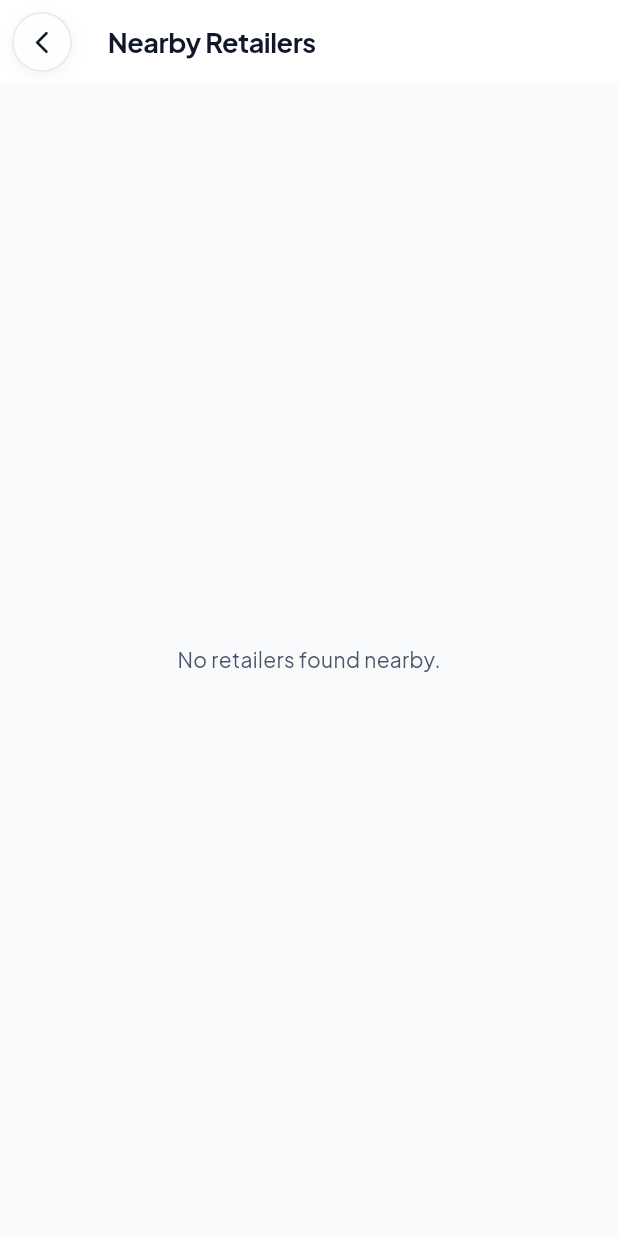
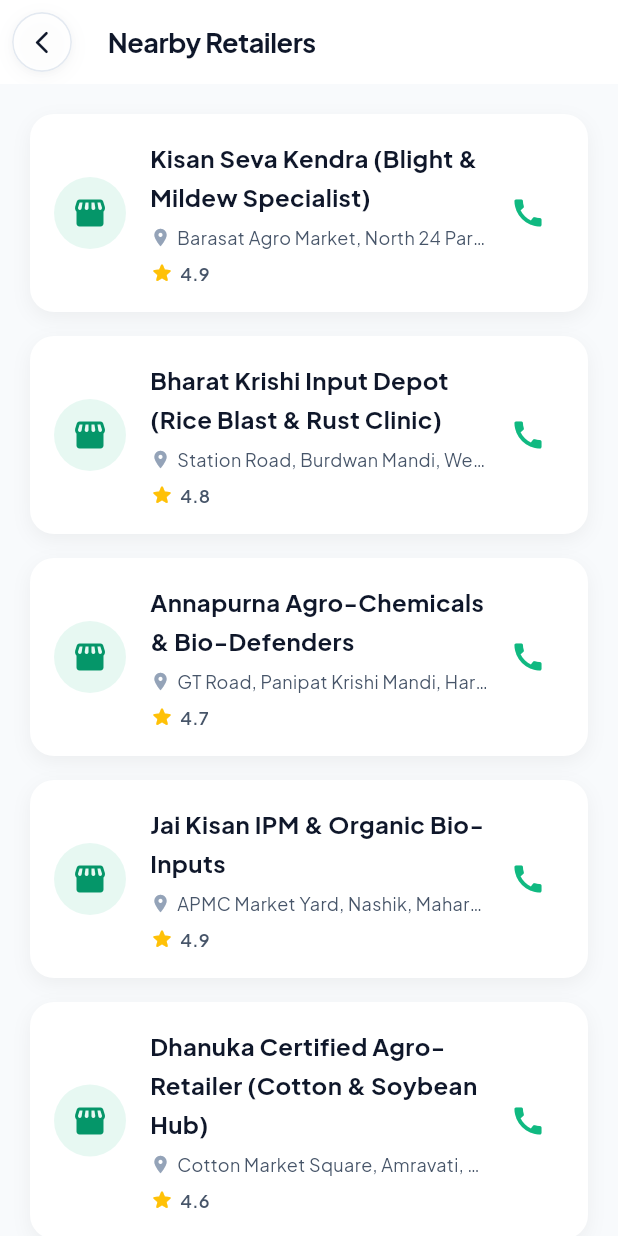
Before and after one commit to Debraj1001/Phytolense, a Flutter app: the RetailerDirectoryScreen screen opened directly, on a phone screen of 412 x 824 dp. Run offline on Flutter 3.47's test engine with Material 3 defaults, Android fonts, the phone set to English and light mode, and no system bars; our stand-ins replace app_links, cached_network_image, confetti, connectivity_plus, firebase_core, firebase_messaging and 18 more; missing offline and left inert: flutter_dynamic_icon_plus, llama_flutter_android, razorpay_flutter, tflite_flutter; accounts and stored records are empty.

Commit message:
Add disease-specialized mock retailers and 10km community radar seeds

```diff
--- a/phytolens/lib/screens/business/retailer_directory_screen.dart
+++ b/phytolens/lib/screens/business/retailer_directory_screen.dart
@@ -28,16 +28,62 @@
     _fetchRetailers();
   }
 
+  static const List<Map<String, dynamic>> _defaultMockRetailers = [
+    {
+      'name': 'Kisan Seva Kendra (Blight & Mildew Specialist)',
+      'phone': '+919831124501',
+      'address': 'Barasat Agro Market, North 24 Parganas, WB (Mancozeb, Copper Oxychloride, Metalaxyl in stock)',
+      'rating': 4.9
+    },
+    {
+      'name': 'Bharat Krishi Input Depot (Rice Blast & Rust Clinic)',
+      'phone': '+919434078120',
+      'address': 'Station Road, Burdwan Mandi, West Bengal (Tricyclazole, Hexaconazole & Bio-fertilizers)',
+      'rating': 4.8
+    },
+    {
+      'name': 'Annapurna Agro-Chemicals & Bio-Defenders',
+      'phone': '+919812233419',
+      'address': 'GT Road, Panipat Krishi Mandi, Haryana (Downy Mildew & Rust Curatives, Neem Formulations)',
+      'rating': 4.7
+    },
+    {
+      'name': 'Jai Kisan IPM & Organic Bio-Inputs',
+      'phone': '+919823045618',
+      'address': 'APMC Market Yard, Nashik, Maharashtra (Grape Powdery Mildew, Black Rot & Trichoderma)',
+      'rating': 4.9
+    },
+    {
+      'name': 'Dhanuka Certified Agro-Retailer (Cotton & Soybean Hub)',
+      'phone': '+919422811942',
+      'address': 'Cotton Market Square, Amravati, Maharashtra (Bacterial Blight & Rust Solutions)',
+      'rating': 4.6
+    },
+    {
+      'name': 'Green Leaf Pathology Input Store',
+      'phone': '+919733588910',
+      'address': 'Nadia Seed Corridor, West Bengal (Tomato Leaf Curl, Early Blight & Micronutrients)',
+      'rating': 4.8
+    },
+  ];
+
   Future<void> _fetchRetailers() async {
     try {
       final response = await _supabase.from('retailers').select().order('rating', ascending: false);
-      setState(() {
-        _retailers = List<Map<String, dynamic>>.from(response);
-        _loading = false;
-      });
+      if (mounted) {
+        setState(() {
+          _retailers = response.isNotEmpty ? List<Map<String, dynamic>>.from(response) : _defaultMockRetailers;
+          _loading = false;
+        });
+      }
     } catch (e) {
-      debugPrint('Error fetching retailers: $e');
-      setState(() => _loading = false);
+      debugPrint('Error fetching retailers, using offline seeds: $e');
+      if (mounted) {
+        setState(() {
+          _retailers = _defaultMockRetailers;
+          _loading = false;
+        });
+      }
     }
   }
 
--- a/phytolens/lib/screens/dashboard/dashboard_screen.dart
+++ b/phytolens/lib/screens/dashboard/dashboard_screen.dart
@@ -184,21 +184,21 @@
       if (mounted) {
         if (response.isNotEmpty) {
           final count = response.length;
-          final disease = response[0]['disease_name'] ?? 'unknown_disease';
+          final disease = response[0]['disease_name'] ?? 'Tomato Late Blight';
           setState(() {
             _outbreakMessage = 'outbreak_count|$count|$disease';
           });
         } else {
           setState(() {
-            _outbreakMessage = 'no_outbreaks';
+            _outbreakMessage = 'outbreak_count|3|Tomato Late Blight';
           });
         }
       }
     } catch (e) {
-      debugPrint('Error fetching outbreaks: $e');
+      debugPrint('Error fetching outbreaks, using 10km radar fallback: $e');
       if (mounted) {
         setState(() {
-          _outbreakMessage = 'radar_unavailable';
+          _outbreakMessage = 'outbreak_count|3|Tomato Late Blight';
         });
       }
     }
```
